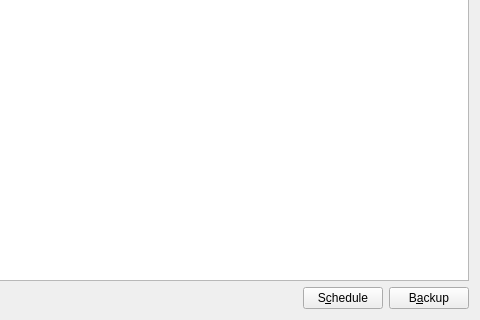
Before: the Qt Designer form src/gui/backup_form.ui in stepping-stone/sepiola, drawn with Qt 5; both pictures show x 245 to 725 and y 383 to 703 of the 725 by 703 pixel window.
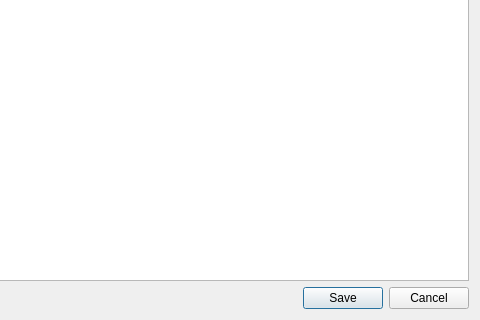
After: the same form once the commit is applied.

Commit message: modify backup-window: [save] and [cancel] button instead of [schedule] and [backup].

Patch:
```diff
--- a/src/gui/backup_form.ui
+++ b/src/gui/backup_form.ui
@@ -338,16 +338,9 @@
         </spacer>
        </item>
        <item>
-        <widget class="QPushButton" name="btnSchedule">
-         <property name="text">
-          <string>S&amp;chedule</string>
-         </property>
-        </widget>
-       </item>
-       <item>
-        <widget class="QPushButton" name="btnBackup">
-         <property name="text">
-          <string>B&amp;ackup</string>
+        <widget class="QDialogButtonBox" name="buttonBox">
+         <property name="standardButtons">
+          <set>QDialogButtonBox::Cancel|QDialogButtonBox::Save</set>
          </property>
         </widget>
        </item>
```
The commit also changes 3 other files.
